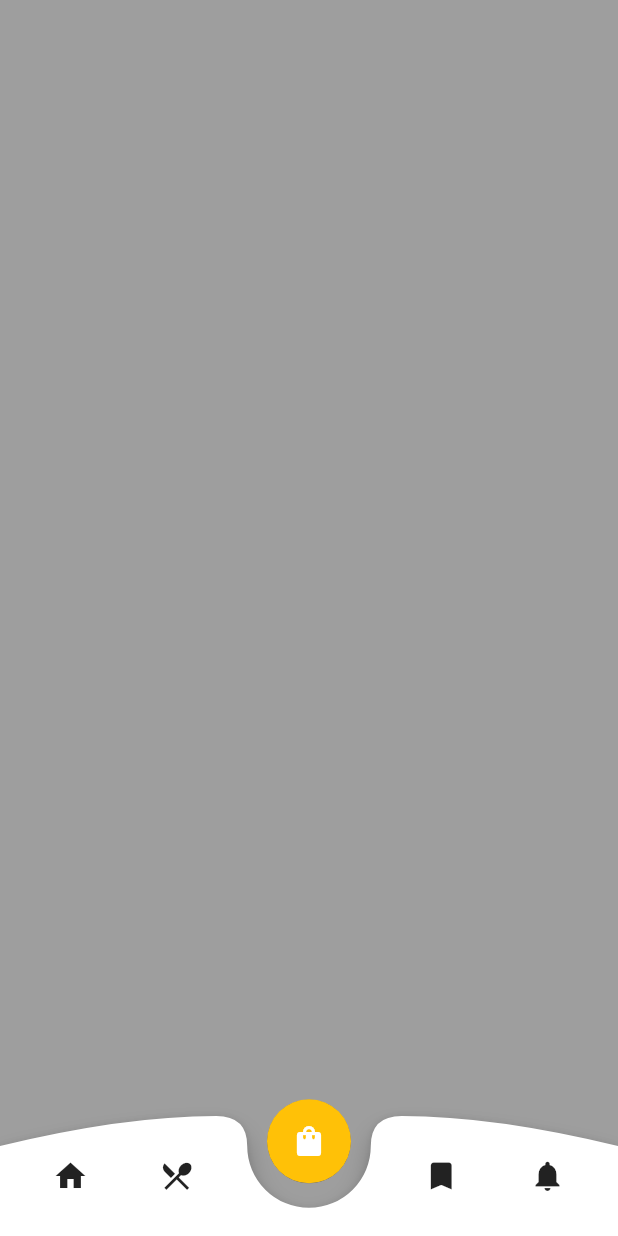
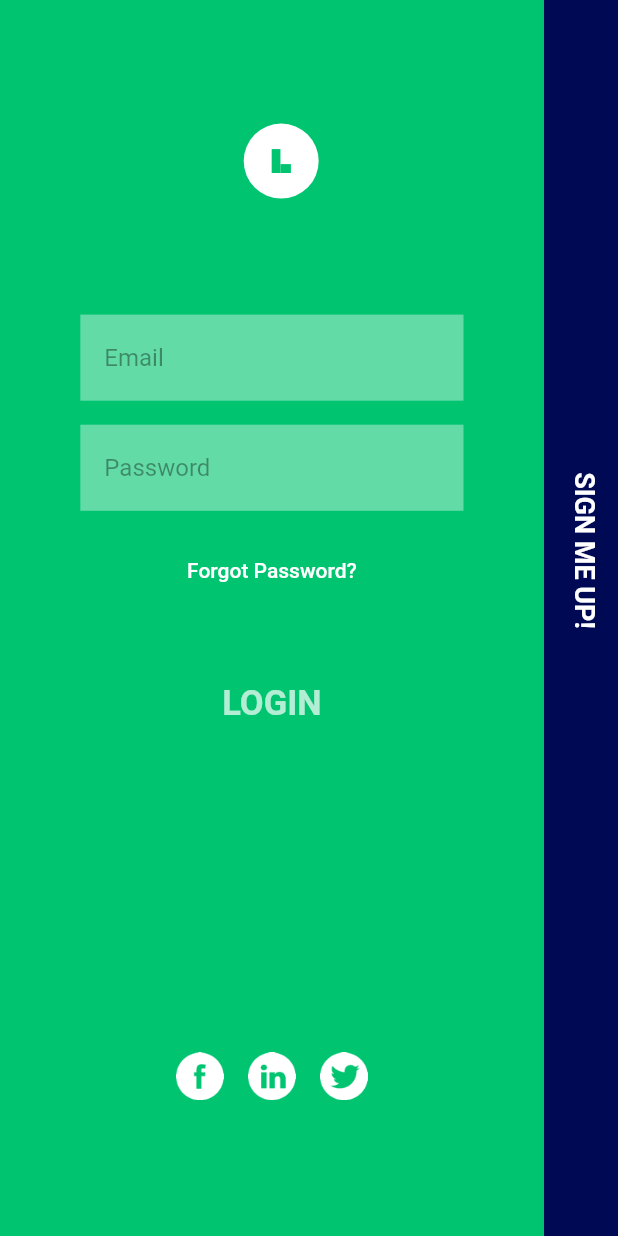
Before and after one commit to haziqkamel/Flutter-Collection, a Flutter app: the screen it shows after launch, on a phone screen of 412 x 824 dp. Run offline on Flutter 3.47's test engine with Material 2 defaults, Android fonts, the phone set to English and light mode, and no system bars; our stand-ins replace flutter_svg.

Commit message:
animated signIn and signUp template

```diff
--- /dev/null
+++ b/lib/AnimatedLoginRegistration/auth_screen.dart
@@ -0,0 +1,217 @@
+import 'dart:math';
+
+import 'package:flutter/material.dart';
+import 'package:flutter_collection/AnimatedLoginRegistration/constants.dart';
+import 'package:flutter_collection/AnimatedLoginRegistration/widgets/login_form.dart';
+import 'package:flutter_collection/AnimatedLoginRegistration/widgets/signup_form.dart';
+import 'package:flutter_collection/AnimatedLoginRegistration/widgets/social_button.dart';
+import 'package:flutter_svg/flutter_svg.dart';
+
+class AuthScreen extends StatefulWidget {
+  const AuthScreen({Key? key}) : super(key: key);
+
+  @override
+  _AuthScreenState createState() => _AuthScreenState();
+}
+
+class _AuthScreenState extends State<AuthScreen>
+    with SingleTickerProviderStateMixin {
+  bool _isSignIn = true;
+
+  late AnimationController _animationController;
+  late Animation<double> _animationTextRotate;
+
+  void setUpAnimation() {
+    _animationController = AnimationController(
+      vsync: this,
+      duration: defaultDuration,
+    );
+
+    _animationTextRotate =
+        Tween<double>(begin: 0, end: 90).animate(_animationController);
+  }
+
+  void updateView() {
+    setState(() {
+      _isSignIn = !_isSignIn;
+      print("_isSignIn? = $_isSignIn");
+    });
+    _isSignIn ? _animationController.reverse() : _animationController.forward();
+  }
+
+  @override
+  void initState() {
+    setUpAnimation();
+    super.initState();
+  }
+
+  @override
+  void dispose() {
+    _animationController.dispose();
+    super.dispose();
+  }
+
+  @override
+  Widget build(BuildContext context) {
+    //provide screen height and width
+    final _size = MediaQuery.of(context).size;
+    return Scaffold(
+      body: AnimatedBuilder(
+          animation: _animationController,
+          builder: (context, _) {
+            return Stack(
+              children: [
+                // Login Form
+                AnimatedPositioned(
+                  duration: defaultDuration,
+                  // 88% width for login
+                  width: _size.width * 0.88, //88%
+                  height: _size.height,
+                  left: _isSignIn
+                      ? 0
+                      : -_size.width * 0.76, //left 0% from 88% width else 76%
+
+                  child: Container(
+                    color: login_bg,
+                    child: LoginForm(),
+                  ),
+                ),
+
+                // SignUp Form
+                AnimatedPositioned(
+                  duration: defaultDuration,
+                  height: _size.height,
+                  width: _size.width * 0.88,
+                  left: _isSignIn
+                      ? _size.width *
+                          0.88 // signIn true? so its 88% away from left
+                      : _size.width * 0.12,
+                  child: Container(
+                    color: signup_bg,
+                    child: SignUpForm(),
+                  ),
+                ),
+
+                // add logo
+                AnimatedPositioned(
+                  duration: defaultDuration,
+                  top: _size.height * 0.1, //10%
+                  left: 0,
+                  right: _isSignIn ? _size.width * 0.09 : -_size.width * 0.09,
+                  child: CircleAvatar(
+                    radius: 25,
+                    backgroundColor: Colors.white,
+                    child: AnimatedSwitcher(
+                      duration: defaultDuration,
+                      child: _isSignIn
+                          ? SvgPicture.asset(
+                              "assets/animation_logo.svg",
+                              color: login_bg,
+                            )
+                          : SvgPicture.asset(
+                              "assets/animation_logo.svg",
+                              color: signup_bg,
+                            ),
+                    ),
+                  ),
+                ),
+                // social button
+                AnimatedPositioned(
+                  duration: defaultDuration,
+                  bottom: _size.height * 0.1, //10%
+                  width: _size.width,
+                  right: _isSignIn ? _size.width * 0.06 : -_size.width * 0.06,
+                  child: SocialButton(),
+                ),
+
+                //Login Text
+                // Login Text Animation
+                AnimatedPositioned(
+                  duration: defaultDuration,
+                  bottom:
+                      _isSignIn ? _size.height * 0.4 : _size.height / 2 - 80,
+                  // 88% / 2 = 44% of login 88% width
+                  // -80 as width of container is 160 so 160/2
+                  left: _isSignIn ? _size.width * 0.44 - 80 : 0,
+                  child: AnimatedDefaultTextStyle(
+                    duration: defaultDuration,
+                    textAlign: TextAlign.center,
+                    style: TextStyle(
+                      fontSize: _isSignIn ? 23 : 18,
+                      fontWeight: FontWeight.bold,
+                      color: _isSignIn ? Colors.white70 : Colors.white,
+                    ),
+                    child: Transform.rotate(
+                      angle: -_animationTextRotate.value * pi / 180,
+                      alignment: Alignment.topLeft,
+                      child: InkWell(
+                        onTap: _isSignIn
+                            ? () {
+                                print("should sign in into the app");
+                                // sign in
+                              }
+                            : updateView,
+                        child: Container(
+                          padding: const EdgeInsets.symmetric(
+                            vertical: defaultPadding * 0.75,
+                          ),
+                          width: 160,
+                          // color: Colors.red,
+                          child: Text(
+                            "Login".toUpperCase(),
+                          ),
+                        ),
+                      ),
+                    ),
+                  ),
+                ),
+
+                // SignUp Text
+                AnimatedPositioned(
+                  duration: defaultDuration,
+                  bottom:
+                      !_isSignIn ? _size.height * 0.4 : _size.height / 2 - 80,
+                  // 88% / 2 = 44% of login 88% width
+                  // -80 as width of container is 160 so 160/2
+                  right: _isSignIn ? 0 : _size.width * 0.44 - 80,
+                  child: AnimatedDefaultTextStyle(
+                    duration: defaultDuration,
+                    textAlign: TextAlign.center,
+                    style: TextStyle(
+                      fontSize: !_isSignIn ? 23 : 18,
+                      fontWeight: FontWeight.bold,
+                      color: !_isSignIn ? Colors.white70 : Colors.white,
+                    ),
+                    child: Transform.rotate(
+                      angle: (90 - _animationTextRotate.value) * pi / 180,
+                      alignment: Alignment.topRight,
+                      child: InkWell(
+                        onTap: !_isSignIn
+                            ? () {
+                                print("should sign up and navigate to sign in");
+                                //sign up
+                                setState(() {
+                                  updateView();
+                                });
+                              }
+                            : updateView,
+                        child: Container(
+                          padding: const EdgeInsets.symmetric(
+                            vertical: defaultPadding * 0.75,
+                          ),
+                          width: 160,
+                          // color: Colors.red,
+                          child: Text(
+                            "Sign me Up!".toUpperCase(),
+                          ),
+                        ),
+                      ),
+                    ),
+                  ),
+                ),
+              ],
+            );
+          }),
+    );
+  }
+}
--- /dev/null
+++ b/lib/AnimatedLoginRegistration/constants.dart
@@ -0,0 +1,7 @@
+import 'package:flutter/material.dart';
+
+const Color login_bg = Color(0xFF00C470);
+const Color signup_bg = Color(0xFF000A54);
+
+const double defaultPadding = 16.0;
+const Duration defaultDuration = Duration(milliseconds: 300);
--- /dev/null
+++ b/lib/AnimatedLoginRegistration/widgets/login_form.dart
@@ -0,0 +1,47 @@
+import 'package:flutter/material.dart';
+import 'package:flutter_collection/AnimatedLoginRegistration/constants.dart';
+
+class LoginForm extends StatelessWidget {
+  const LoginForm({Key? key}) : super(key: key);
+
+  @override
+  Widget build(BuildContext context) {
+    return Padding(
+      padding: EdgeInsets.symmetric(
+          horizontal: MediaQuery.of(context).size.width * 0.13),
+      child: Form(
+          child: Column(
+        mainAxisAlignment: MainAxisAlignment.center,
+        children: [
+          Spacer(),
+          TextFormField(
+            decoration: InputDecoration(
+              hintText: "Email",
+            ),
+          ),
+          Padding(
+            padding: const EdgeInsets.symmetric(
+              vertical: defaultPadding,
+            ),
+            child: TextFormField(
+              obscureText: true,
+              decoration: InputDecoration(
+                hintText: "Password",
+              ),
+            ),
+          ),
+          TextButton(
+            onPressed: () {},
+            child: Text(
+              "Forgot Password?",
+              style: TextStyle(color: Colors.white),
+            ),
+          ),
+          Spacer(
+            flex: 2,
+          ),
+        ],
+      )),
+    );
+  }
+}
--- /dev/null
+++ b/lib/AnimatedLoginRegistration/widgets/signup_form.dart
@@ -0,0 +1,44 @@
+import 'package:flutter/material.dart';
+import 'package:flutter_collection/AnimatedLoginRegistration/constants.dart';
+
+class SignUpForm extends StatelessWidget {
+  const SignUpForm({Key? key}) : super(key: key);
+
+  @override
+  Widget build(BuildContext context) {
+    return Padding(
+      padding: EdgeInsets.symmetric(
+          horizontal: MediaQuery.of(context).size.width * 0.13),
+      child: Column(
+        children: [
+          Spacer(),
+          TextFormField(
+            decoration: InputDecoration(
+              hintText: "Email",
+            ),
+          ),
+          Padding(
+            padding: const EdgeInsets.symmetric(
+              vertical: defaultPadding,
+            ),
+            child: TextFormField(
+              obscureText: true,
+              decoration: InputDecoration(
+                hintText: "Password",
+              ),
+            ),
+          ),
+          TextFormField(
+            obscureText: true,
+            decoration: InputDecoration(
+              hintText: "Confirm Password",
+            ),
+          ),
+          Spacer(
+            flex: 2,
+          ),
+        ],
+      ),
+    );
+  }
+}
--- /dev/null
+++ b/lib/AnimatedLoginRegistration/widgets/social_button.dart
@@ -0,0 +1,26 @@
+import 'package:flutter/material.dart';
+
+class SocialButton extends StatelessWidget {
+  const SocialButton({Key? key}) : super(key: key);
+
+  @override
+  Widget build(BuildContext context) {
+    return Row(
+      mainAxisAlignment: MainAxisAlignment.center,
+      children: [
+        IconButton(
+          onPressed: () {},
+          icon: Image.asset("assets/fb.png"),
+        ),
+        IconButton(
+          onPressed: () {},
+          icon: Image.asset("assets/linkedin.png"),
+        ),
+        IconButton(
+          onPressed: () {},
+          icon: Image.asset("assets/twitter.png"),
+        ),
+      ],
+    );
+  }
+}
--- a/lib/CustomShapedBottomNavBar/custom_shaped_nav_bar.dart
+++ b/lib/CustomShapedBottomNavBar/custom_shaped_nav_bar.dart
@@ -13,6 +13,10 @@ class _CustomShapedNavBarState extends State<CustomShapedNavBar> {
     final Size size = MediaQuery.of(context).size;
 
     return Scaffold(
+      appBar: AppBar(
+        title: Text('Custom Shaped Bottom Nav Bar'),
+        centerTitle: true,
+      ),
       backgroundColor: Colors.grey,
       body: Stack(
         children: [
@@ -32,7 +36,9 @@ class _CustomShapedNavBarState extends State<CustomShapedNavBar> {
                   Center(
                     heightFactor: 0.6,
                     child: FloatingActionButton(
-                      onPressed: () {},
+                      onPressed: () {
+                        print('Main button - Shopping bag');
+                      },
                       backgroundColor: Colors.amber,
                       child: Icon(Icons.shopping_bag),
                       elevation: 0.1,
@@ -45,22 +51,30 @@ class _CustomShapedNavBarState extends State<CustomShapedNavBar> {
                       mainAxisAlignment: MainAxisAlignment.spaceEvenly,
                       children: [
                         IconButton(
-                          onPressed: () {},
+                          onPressed: () {
+                            print('home');
+                          },
                           icon: Icon(Icons.home),
                         ),
                         IconButton(
-                          onPressed: () {},
+                          onPressed: () {
+                            print('restaurant');
+                          },
                           icon: Icon(Icons.restaurant_menu),
                         ),
                         Container(
                           width: size.width * 0.20,
                         ),
                         IconButton(
-                          onPressed: () {},
+                          onPressed: () {
+                            print('bookmark');
+                          },
                           icon: Icon(Icons.bookmark),
                         ),
                         IconButton(
-                          onPressed: () {},
+                          onPressed: () {
+                            print('notifications');
+                          },
                           icon: Icon(Icons.notifications),
                         ),
                       ],
--- a/lib/main.dart
+++ b/lib/main.dart
@@ -1,5 +1,6 @@
 import 'package:flutter/material.dart';
-import 'package:flutter_collection/CustomShapedBottomNavBar/custom_shaped_nav_bar.dart';
+import 'package:flutter_collection/AnimatedLoginRegistration/auth_screen.dart';
+import 'package:flutter_collection/AnimatedLoginRegistration/constants.dart';
 
 void main() {
   runApp(MyApp());
@@ -13,8 +14,17 @@ class MyApp extends StatelessWidget {
       title: 'Flutter Collection',
       theme: ThemeData(
         primarySwatch: Colors.blue,
+        // define textField style globally
+        inputDecorationTheme: InputDecorationTheme(
+          filled: true,
+          fillColor: Colors.white38,
+          border: InputBorder.none,
+          hintStyle: TextStyle(color: Colors.black38),
+          contentPadding: EdgeInsets.symmetric(
+              vertical: defaultPadding * 1.2, horizontal: defaultPadding),
+        ),
       ),
-      home: CustomShapedNavBar(),
+      home: AuthScreen(),
     );
   }
 }
--- a/pubspec.yaml
+++ b/pubspec.yaml
@@ -28,6 +28,7 @@ dependencies:
   # The following adds the Cupertino Icons font to your application.
   # Use with the CupertinoIcons class for iOS style icons.
   cupertino_icons: ^1.0.2
+  flutter_svg: ^0.22.0
 
 dev_dependencies:
   flutter_test:
@@ -45,7 +46,8 @@ flutter:
   uses-material-design: true
 
   # To add assets to your application, add an assets section, like this:
-  # assets:
+  assets:
+      - assets/
   #   - images/a_dot_burr.jpeg
   #   - images/a_dot_ham.jpeg
 
```
Also changed, not shown: assets/animation_logo.svg (added), assets/fb.png (added), assets/linkedin.png (added), assets/twitter.png (added), pubspec.lock.
